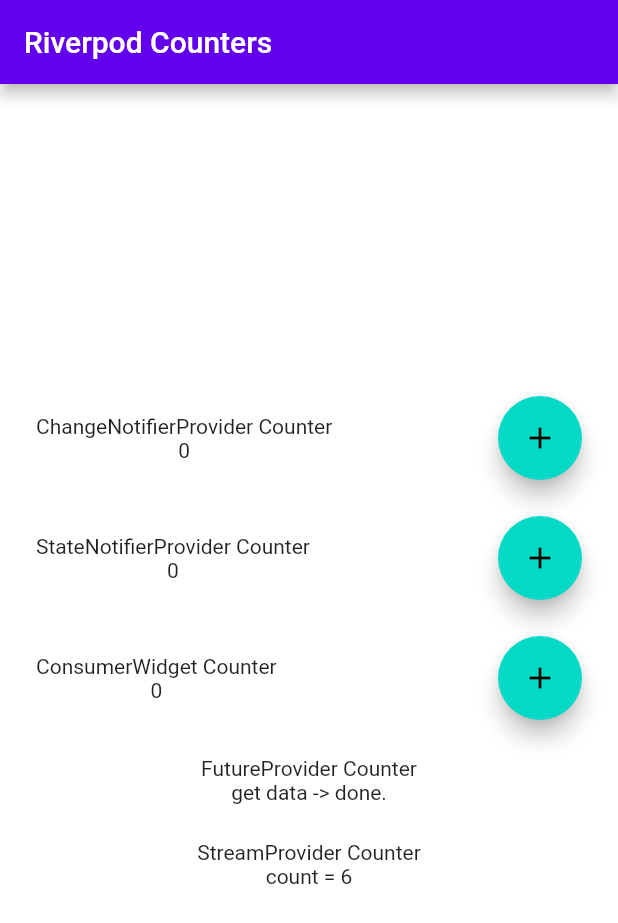
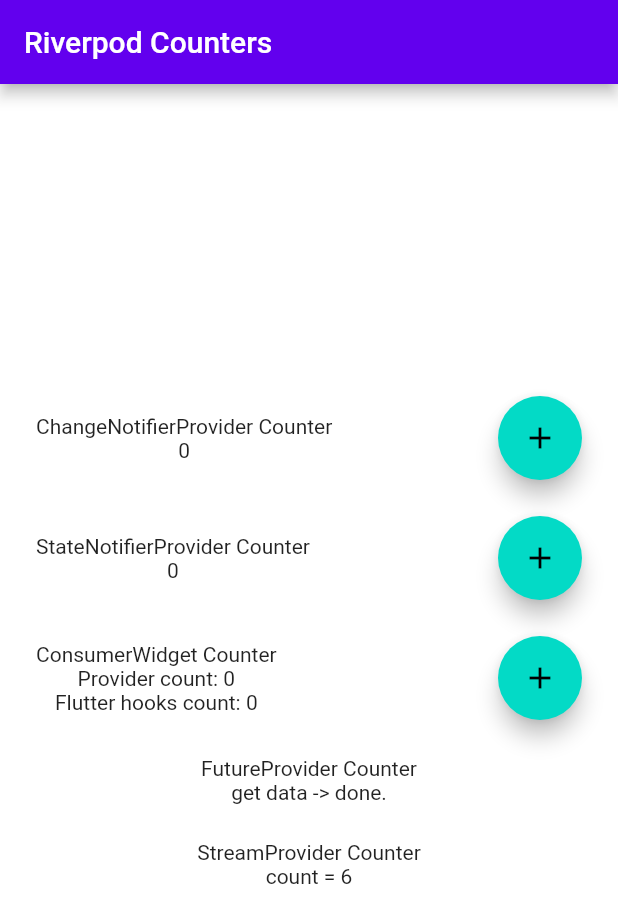
Before and after one commit to mayataso/riverpod_example, a Flutter app: the screen it shows after launch, on a phone screen of 412 x 824 dp. Shown: the top 923 px of the screen. Run offline on Flutter 3.47's test engine with Material 2 defaults, Android fonts, the phone set to English and light mode, and no system bars; our stand-ins replace adaptive_dialog, flutter_hooks, flutter_riverpod, hooks_riverpod, recase, state_notifier; missing offline and left inert: simple_logger.

Commit message:
fix: flutter_riverpod -> hooks_riverpodに置き換え feat: ConsumerWidgetを利用したFlutter Hooksのサンプル追記

```diff
--- a/lib/main.dart
+++ b/lib/main.dart
@@ -1,5 +1,5 @@
 import 'package:flutter/material.dart';
-import 'package:flutter_riverpod/flutter_riverpod.dart';
+import 'package:hooks_riverpod/hooks_riverpod.dart';
 
 import 'app.dart';
 import 'utils/util.dart';
--- a/lib/pages/counters.dart
+++ b/lib/pages/counters.dart
@@ -1,8 +1,7 @@
 import 'package:flutter/material.dart';
-import 'package:flutter_riverpod/flutter_riverpod.dart';
+import 'package:hooks_riverpod/hooks_riverpod.dart';
 import 'package:riverpod_sample/models/counter_changenotifier.dart';
 import 'package:riverpod_sample/models/counter_statenotifier.dart';
-import 'package:riverpod_sample/providers/providers.dart';
 import 'package:riverpod_sample/widgets/consumer_test_widget.dart';
 
 // RiverpodではグローバルにProvider宣言できる
@@ -121,7 +120,7 @@ class CountersPage extends StatelessWidget {
   // 実装はシンプルになるが再レンダリング範囲が広範囲に及ぶため、パフォーマンス重視なら
   // Consumer Widgetを小さいスコープで定義していったほうが良さそう?
   _buildConsumerWidgetTestArea() {
-    return const ConsumerTestWidget();
+    return ConsumerTestWidget();
   }
 
   // Future Provider
--- a/lib/widgets/consumer_test_widget.dart
+++ b/lib/widgets/consumer_test_widget.dart
@@ -1,17 +1,23 @@
 import 'package:flutter/material.dart';
-import 'package:flutter_riverpod/flutter_riverpod.dart';
+import 'package:flutter_hooks/flutter_hooks.dart';
+// hooks_riverpodでは、flutter_riverpod + Hooksが利用できる
+import 'package:hooks_riverpod/hooks_riverpod.dart';
 import 'package:riverpod_sample/models/counter_changenotifier.dart';
 
 final _provider = ChangeNotifierProvider(
   (ref) => ChangeNotifierCounter(),
 );
 
-class ConsumerTestWidget extends ConsumerWidget {
-  const ConsumerTestWidget({Key? key}) : super(key: key);
+class ConsumerTestWidget extends HookConsumerWidget {
+  ConsumerTestWidget({Key? key}) : super(key: key);
 
   @override
   // extends ConsumerWidget のbuildはWidgetRefを引数に持つ
   Widget build(BuildContext context, WidgetRef ref) {
+    // hooks_riverpodでは、flutter_hooksを併用することができる
+    // ただRiverpod使ってるならHooksでState管理するケースはあまりない気がする
+    final hooksCount = useState(0);
+
     return Row(
       mainAxisAlignment: MainAxisAlignment.spaceBetween,
       children: [
@@ -19,13 +25,17 @@ class ConsumerTestWidget extends ConsumerWidget {
           mainAxisAlignment: MainAxisAlignment.center,
           children: <Widget>[
             const Text('ConsumerWidget Counter'),
-            Text('${ref.watch(_provider).count}'),
+            Text('Provider count: ${ref.watch(_provider).count}'),
+            Text('Flutter hooks count: ${hooksCount.value}'),
           ],
         ),
         Consumer(builder: (context, ref, child) {
           return FloatingActionButton(
             onPressed: () {
+              // Providerを用いたState変更
               ref.watch(_provider).increment();
+              // Hooksを用いたState変更
+              hooksCount.value++;
             },
             tooltip: 'Increment',
             child: const Icon(Icons.add),
--- a/pubspec.yaml
+++ b/pubspec.yaml
@@ -33,7 +33,8 @@ dependencies:
   # The following adds the Cupertino Icons font to your application.
   # Use with the CupertinoIcons class for iOS style icons.
   cupertino_icons: ^1.0.2
-  flutter_riverpod: ^1.0.3 # 状態管理
+  flutter_hooks: ^0.18.0 # React的なHooksが使える
+  hooks_riverpod: ^1.0.3 # 状態管理 (flutter_hooksを併用できる)
   simple_logger: ^1.9.0 # ログ出力
   adaptive_dialog: ^1.2.0 # ダイアログ、モーダルアクションを最適化
   recase: ^4.0.0 # 文字列をパスカルケース、スネークケース等で相互変換
```
Also changed, not shown: pubspec.lock.
